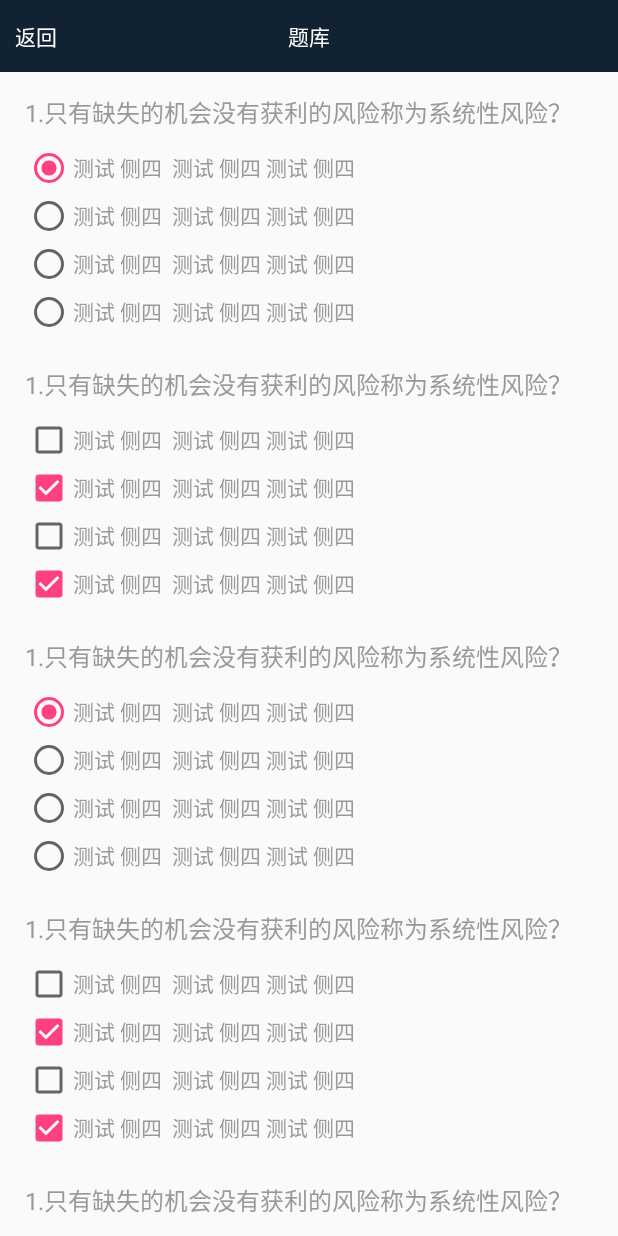
After one commit to mygzk/Simple, an Android app: the QuestbankActivity screen opened directly, with no data from a screen before it, on a phone screen of 412 x 824 dp. The commit adds this screen. Run offline under Robolectric (Android 15) with nearby library versions, the phone set to English and light mode, and no system bars; our stand-ins replace EventBus.

Commit message:
test selected

```diff
--- a/app/src/main/AndroidManifest.xml
+++ b/app/src/main/AndroidManifest.xml
@@ -46,7 +46,11 @@
         <activity android:name=".ui.DispatchTouchTestActivity" />
         <activity android:name=".ui.ImgTestActivity" />
         <activity android:name=".ui.EvenBusTestActivity" />
-        <activity android:name=".ui.PressDemoActivity"></activity>
+        <activity android:name=".ui.PressDemoActivity" />
+        <activity
+            android:name=".ui.QuestbankActivity"
+            android:label="@string/title_activity_questbank"
+            android:theme="@style/AppTheme"></activity>
     </application>
 
 </manifest>
--- /dev/null
+++ b/app/src/main/java/com/example/simple/adapter/QuestAdapter.java
@@ -0,0 +1,82 @@
+package com.example.simple.adapter;
+
+import android.support.v7.widget.RecyclerView;
+import android.util.Log;
+import android.view.LayoutInflater;
+import android.view.View;
+import android.view.ViewGroup;
+import android.widget.TextView;
+
+import com.example.simple.R;
+import com.example.simple.bean.QuestionBean;
+import com.example.simple.widget.TopicLayout;
+
+import java.util.ArrayList;
+import java.util.List;
+
+/**
+ * Created by guozhk
+ * create time on 2017/12/22.
+ */
+
+public class QuestAdapter extends RecyclerView.Adapter<QuestAdapter.ViewHolder> {
+    private List<QuestionBean> mData;
+
+    public QuestAdapter(List<QuestionBean> mData) {
+        this.mData = mData;
+    }
+
+    @Override
+    public QuestAdapter.ViewHolder onCreateViewHolder(ViewGroup parent, int viewType) {
+        View view = LayoutInflater.from(parent.getContext()).inflate(R.layout.quest_item, parent, false);
+        ViewHolder vh = new ViewHolder(view);
+        return vh;
+    }
+
+    @Override
+    public void onBindViewHolder(QuestAdapter.ViewHolder holder, int position) {
+        // holder.tvName.setText("");
+        List<Integer> integers = new ArrayList<>();
+        if (position % 2 == 0) {
+            integers.clear();
+            integers.add(0);
+            holder.topicLayout.setSelected(integers).setData("ceshi",null,TopicLayout.TOPIC_TY_ONLY);
+        } else {
+            integers.clear();
+            integers.add(3);
+            integers.add(1);
+            holder.topicLayout.setSelected(integers).setData("ceshi",null,TopicLayout.TOPIC_TY_MORE);
+        }
+
+      //  holder.topicLayout.setData("ceshi",null,);
+    }
+
+
+    @Override
+    public int getItemCount() {
+        //return mData.size();
+        return 20;
+    }
+
+    class ViewHolder extends RecyclerView.ViewHolder {
+        // public TextView tvName;
+        TopicLayout topicLayout;
+
+        public ViewHolder(View itemView) {
+            super(itemView);
+            initView(itemView);
+        }
+
+        private void initView(View itemView) {
+            // tvName = (TextView)itemView.findViewById(R.id.qt_item_name);
+            topicLayout = (TopicLayout) itemView.findViewById(R.id.qt_item_topic);
+            topicLayout.setOnResultCallback(new TopicLayout.OnResultCallback() {
+                @Override
+                public void selectCallback(int pos) {
+                    Log.e("checked","pos:"+pos);
+                }
+            });
+        }
+    }
+
+}
--- /dev/null
+++ b/app/src/main/java/com/example/simple/bean/QuestionBean.java
@@ -0,0 +1,10 @@
+package com.example.simple.bean;
+
+/**
+ * Created by guozhk
+ * create time on 2017/12/22.
+ */
+
+public class QuestionBean {
+
+}
--- a/app/src/main/java/com/example/simple/ui/MainActivity.java
+++ b/app/src/main/java/com/example/simple/ui/MainActivity.java
@@ -69,6 +69,7 @@ public class MainActivity extends BaseActivity {
         mDatas.add(new MyBean("ImgTestActivity", ImgTestActivity.class));
         mDatas.add(new MyBean("EvenBusTestActivity", EvenBusTestActivity.class));
         mDatas.add(new MyBean("PressDemoActivity", PressDemoActivity.class));
+        mDatas.add(new MyBean("QuestbankActivity", QuestbankActivity.class));
 
     }
 
--- /dev/null
+++ b/app/src/main/java/com/example/simple/ui/QuestbankActivity.java
@@ -0,0 +1,50 @@
+package com.example.simple.ui;
+
+
+import android.support.v7.widget.LinearLayoutManager;
+import android.support.v7.widget.RecyclerView;
+import android.view.View;
+
+import com.example.simple.R;
+import com.example.simple.adapter.QuestAdapter;
+import com.example.simple.bean.QuestionBean;
+
+import java.util.ArrayList;
+import java.util.List;
+
+
+public class QuestbankActivity extends BaseActivity {
+
+    private RecyclerView rvTk;
+    private QuestAdapter mAdapter;
+    private List<QuestionBean> mData = new ArrayList<>();
+
+
+    @Override
+    protected int getLayoutId() {
+        return R.layout.activity_questbank;
+    }
+
+    @Override
+    protected void initView() {
+        queryViewById(R.id.tk_tv, true);
+        rvTk = queryViewById(R.id.tk_rc);
+
+        LinearLayoutManager manager = new LinearLayoutManager(this);
+        manager.setOrientation(LinearLayoutManager.VERTICAL);
+        rvTk.setLayoutManager(manager);
+        mAdapter = new QuestAdapter(mData);
+        rvTk.setAdapter(mAdapter);
+    }
+
+    @Override
+    public void onClick(View v) {
+        switch (v.getId()) {
+            case R.id.tk_tv:
+                finish();
+                break;
+            default:
+                break;
+        }
+    }
+}
--- /dev/null
+++ b/app/src/main/java/com/example/simple/widget/TopicLayout.java
@@ -0,0 +1,175 @@
+package com.example.simple.widget;
+
+import android.content.Context;
+import android.support.annotation.NonNull;
+import android.support.annotation.Nullable;
+import android.util.AttributeSet;
+import android.util.Log;
+import android.view.Gravity;
+import android.view.LayoutInflater;
+import android.view.View;
+import android.widget.CheckBox;
+import android.widget.CompoundButton;
+import android.widget.LinearLayout;
+import android.widget.RadioButton;
+import android.widget.RadioGroup;
+import android.widget.TextView;
+
+import com.example.simple.R;
+
+import java.util.ArrayList;
+import java.util.HashMap;
+import java.util.List;
+import java.util.Map;
+
+/**
+ * Created by guozhk
+ * create time on 2017/12/22.
+ */
+
+public class TopicLayout extends LinearLayout {
+    //单选
+    public final static int TOPIC_TY_ONLY = 0;
+    //多选
+    public final static int TOPIC_TY_MORE = 1;
+    private int mTopicType = TOPIC_TY_ONLY;
+
+    //存放radioButton
+    private List<RadioButton> radioButtonList = new ArrayList<>();
+    private List<CheckBox> checkBoxArrayList = new ArrayList<>();
+
+
+    private OnResultCallback onResultCallback;
+
+    //已选中的选项
+    private List<Integer> selected = new ArrayList<>();
+   // Map<Integer, Boolean> selectedMap = new HashMap<>();
+    //选项内容
+    private List<String> mOptionData;
+    //题目
+    private String mTitle;
+
+    public TopicLayout(@NonNull Context context) {
+        this(context, null);
+    }
+
+    public TopicLayout(@NonNull Context context, @Nullable AttributeSet attrs) {
+        this(context, attrs, 0);
+    }
+
+    public TopicLayout(@NonNull Context context, @Nullable AttributeSet attrs, int defStyleAttr) {
+        super(context, attrs, defStyleAttr);
+        setOrientation(VERTICAL);
+        setPadding(10, 0, 10, 0);
+        initView();
+    }
+
+    public void setData(String title, List<String> data, int mTopicType) {
+        this.mTitle = title;
+        this.mOptionData = data;
+        this.mTopicType = mTopicType;
+        initView();
+    }
+
+    public TopicLayout setSelected(List<Integer> sel) {
+        this.selected = sel;
+        return this;
+    }
+
+    private void initView() {
+        removeAllViews();
+        // TODO: 2017/12/22
+//        if (mOptionData == null) {
+//            return;
+//        }
+        //题目
+        TextView topTitle = new TextView(getContext());
+        topTitle.setTextColor(getResources().getColor(R.color.front_3));
+        topTitle.setTextSize(16.0f);
+        topTitle.setGravity(Gravity.LEFT | Gravity.CENTER_VERTICAL);
+        topTitle.setMinHeight(64);
+        topTitle.setText("1.只有缺失的机会没有获利的风险称为系统性风险？");
+        addView(topTitle);
+        //创建选项
+        initItem(mTopicType);
+    }
+
+
+    private void initItem(int type) {
+        radioButtonList.clear();
+        checkBoxArrayList.clear();
+        //for (int i = 0; i < mOptionData.size(); i++) {
+        for (int i = 0; i < 4; i++) {
+            View item = LayoutInflater.from(getContext()).inflate(R.layout.check_item_layout, null);
+            CheckBox checkBox = (CheckBox) item.findViewById(R.id.check_item_cb);
+            RadioButton radioButton = (RadioButton) item.findViewById(R.id.check_item_rb);
+            TextView textView = (TextView) item.findViewById(R.id.check_item_tv);
+            final int finalI = i;
+            if (type == TOPIC_TY_ONLY) {
+                radioButton.setVisibility(VISIBLE);
+                checkBox.setVisibility(GONE);
+                radioButton.setOnCheckedChangeListener(new CompoundButton.OnCheckedChangeListener() {
+                    @Override
+                    public void onCheckedChanged(CompoundButton buttonView, boolean isChecked) {
+                        selectOption(finalI, isChecked);
+                    }
+                });
+                radioButtonList.add(radioButton);
+            } else {
+                radioButton.setVisibility(GONE);
+                checkBox.setVisibility(VISIBLE);
+                checkBox.setOnCheckedChangeListener(new CompoundButton.OnCheckedChangeListener() {
+                    @Override
+                    public void onCheckedChanged(CompoundButton buttonView, boolean isChecked) {
+                        selectOption(finalI, isChecked);
+                    }
+                });
+                checkBoxArrayList.add(checkBox);
+            }
+            textView.setText("测试 侧四  测试 侧四 测试 侧四  ");
+            addView(item);
+        }
+
+        //初始化选中答案
+        if (this.selected != null && selected.size() > 0) {
+            if (type == TOPIC_TY_ONLY) {
+                radioButtonList.get(selected.get(0)).setChecked(true);
+            } else {
+                for (int s : selected) {
+                    checkBoxArrayList.get(s).setChecked(true);
+                }
+            }
+        }
+    }
+
+    /**
+     * 点击选框 事件
+     *
+     * @param pos       位置
+     * @param isChecked 是否被选中
+     */
+    private void selectOption(int pos, boolean isChecked) {
+        if (mTopicType == TOPIC_TY_ONLY) {
+            for (int i = 0; i < radioButtonList.size(); i++) {
+                if (isChecked) {
+                    if (pos != i) {
+                        radioButtonList.get(i).setChecked(!isChecked);
+                    }
+                }
+            }
+        }
+        //选中时候才会回调
+        if (onResultCallback != null && isChecked) {
+            onResultCallback.selectCallback(pos);
+        }
+    }
+
+
+    public void setOnResultCallback(OnResultCallback onResultCallback) {
+        this.onResultCallback = onResultCallback;
+    }
+
+    public interface OnResultCallback {
+        void selectCallback(int pos);
+    }
+}
--- /dev/null
+++ b/app/src/main/res/layout/activity_questbank.xml
@@ -0,0 +1,42 @@
+<?xml version="1.0" encoding="utf-8"?>
+<FrameLayout xmlns:android="http://schemas.android.com/apk/res/android"
+    xmlns:app="http://schemas.android.com/apk/res-auto"
+    xmlns:tools="http://schemas.android.com/tools"
+    android:layout_width="match_parent"
+    android:layout_height="match_parent"
+    tools:context="com.example.simple.ui.QuestbankActivity">
+
+    <FrameLayout
+        android:layout_width="match_parent"
+        android:layout_height="48dp"
+        android:background="#123">
+
+        <TextView
+            android:id="@+id/tk_tv"
+            android:layout_width="120dp"
+            android:layout_height="match_parent"
+            android:layout_gravity="start"
+            android:gravity="center_vertical|left"
+            android:paddingLeft="10dp"
+            android:text="返回"
+            android:textColor="#fff" />
+
+        <TextView
+            android:layout_width="wrap_content"
+            android:layout_height="wrap_content"
+            android:layout_gravity="center"
+            android:gravity="center"
+            android:text="题库"
+            android:textColor="#fff" />
+
+    </FrameLayout>
+
+
+
+    <android.support.v7.widget.RecyclerView
+        android:id="@+id/tk_rc"
+        android:layout_width="match_parent"
+        android:layout_height="wrap_content"
+        android:layout_marginTop="48dp" />
+
+</FrameLayout>
--- /dev/null
+++ b/app/src/main/res/layout/check_item_layout.xml
@@ -0,0 +1,30 @@
+<?xml version="1.0" encoding="utf-8"?>
+<LinearLayout xmlns:android="http://schemas.android.com/apk/res/android"
+    android:layout_width="match_parent"
+    android:layout_height="wrap_content"
+    android:orientation="horizontal">
+
+
+    <CheckBox
+        android:id="@+id/check_item_cb"
+        android:layout_width="wrap_content"
+        android:layout_height="wrap_content"
+        android:minHeight="32dp"
+        android:visibility="gone" />
+
+    <RadioButton
+        android:id="@+id/check_item_rb"
+        android:layout_width="wrap_content"
+        android:layout_height="wrap_content"
+        android:minHeight="32dp" />
+
+    <TextView
+        android:id="@+id/check_item_tv"
+        android:layout_width="wrap_content"
+        android:layout_height="wrap_content"
+        android:lineSpacingExtra="4dp"
+        android:textColor="@color/front_3"
+        android:textSize="14sp"
+        android:paddingBottom="7dp"/>
+
+</LinearLayout>
--- /dev/null
+++ b/app/src/main/res/layout/content_questbank.xml
@@ -0,0 +1,11 @@
+<?xml version="1.0" encoding="utf-8"?>
+<android.support.constraint.ConstraintLayout xmlns:android="http://schemas.android.com/apk/res/android"
+    xmlns:app="http://schemas.android.com/apk/res-auto"
+    xmlns:tools="http://schemas.android.com/tools"
+    android:layout_width="match_parent"
+    android:layout_height="match_parent"
+    app:layout_behavior="@string/appbar_scrolling_view_behavior"
+    tools:context="com.example.simple.ui.QuestbankActivity"
+    tools:showIn="@layout/activity_questbank">
+
+</android.support.constraint.ConstraintLayout>
--- /dev/null
+++ b/app/src/main/res/layout/quest_item.xml
@@ -0,0 +1,17 @@
+<?xml version="1.0" encoding="utf-8"?>
+<LinearLayout xmlns:android="http://schemas.android.com/apk/res/android"
+    android:layout_width="match_parent"
+    android:layout_height="wrap_content"
+    android:paddingLeft="10dp"
+    android:paddingRight="10dp"
+    android:layout_marginTop="5dp"
+    android:layout_marginBottom="5dp"
+    android:orientation="vertical">
+
+    <com.example.simple.widget.TopicLayout
+        android:id="@+id/qt_item_topic"
+        android:layout_width="match_parent"
+        android:layout_height="wrap_content"/>
+
+
+</LinearLayout>
--- a/app/src/main/res/values/dimens.xml
+++ b/app/src/main/res/values/dimens.xml
@@ -36,6 +36,7 @@
     <dimen name="title_size18">18sp</dimen>
     <dimen name="title_size15">15sp</dimen>
     <dimen name="custom_form_item_title_width">94dp</dimen>
+    <dimen name="fab_margin">16dp</dimen>
 
 
 </resources>
--- a/app/src/main/res/values/strings.xml
+++ b/app/src/main/res/values/strings.xml
@@ -7,4 +7,5 @@
     <string name="permiss_quit">退出</string>
     <string name="tv_cancel">取消</string>
     <string name="tv_sure">确定</string>
+    <string name="title_activity_questbank">QuestbankActivity</string>
 </resources>
--- a/app/src/main/res/values/styles.xml
+++ b/app/src/main/res/values/styles.xml
@@ -70,4 +70,8 @@
 
     </style>
 
+    <style name="AppTheme.AppBarOverlay" parent="ThemeOverlay.AppCompat.Dark.ActionBar" />
+
+    <style name="AppTheme.PopupOverlay" parent="ThemeOverlay.AppCompat.Light" />
+
 </resources>
--- a/build.gradle
+++ b/build.gradle
@@ -5,7 +5,7 @@ buildscript {
         jcenter()
     }
     dependencies {
-        classpath 'com.android.tools.build:gradle:2.3.1'
+        classpath 'com.android.tools.build:gradle:3.0.1'
 
         classpath 'com.jfrog.bintray.gradle:gradle-bintray-plugin:1.5'
         classpath 'com.github.dcendents:android-maven-gradle-plugin:1.4.1'
```
Also changed, not shown: gradle/wrapper/gradle-wrapper.properties.
